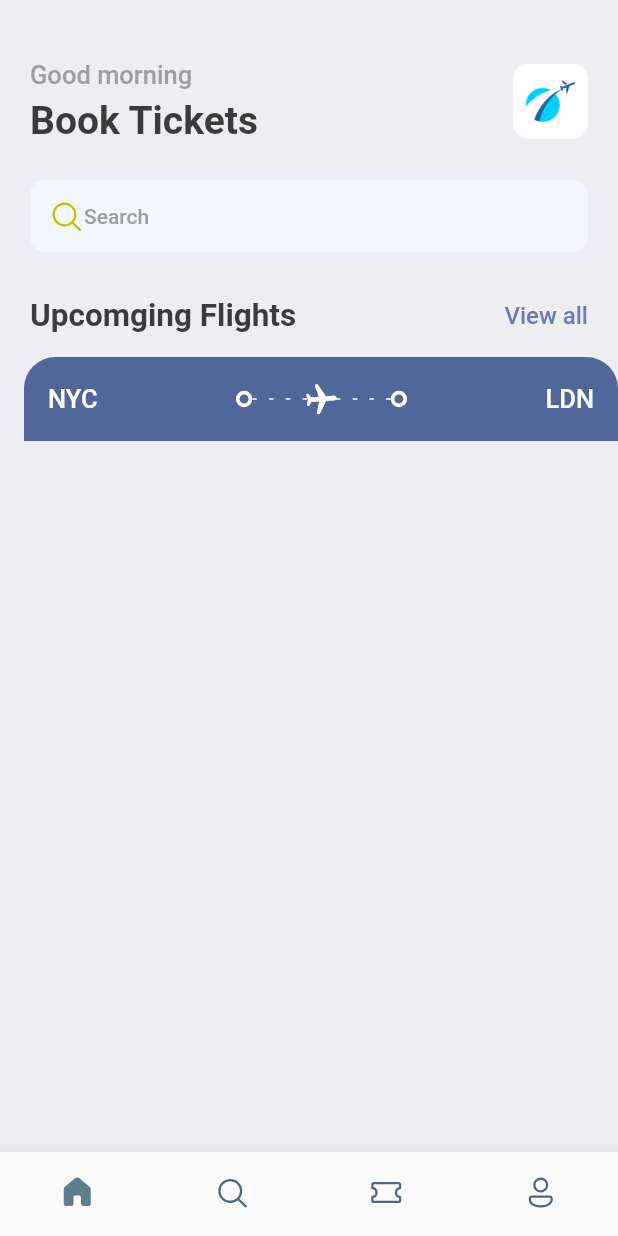
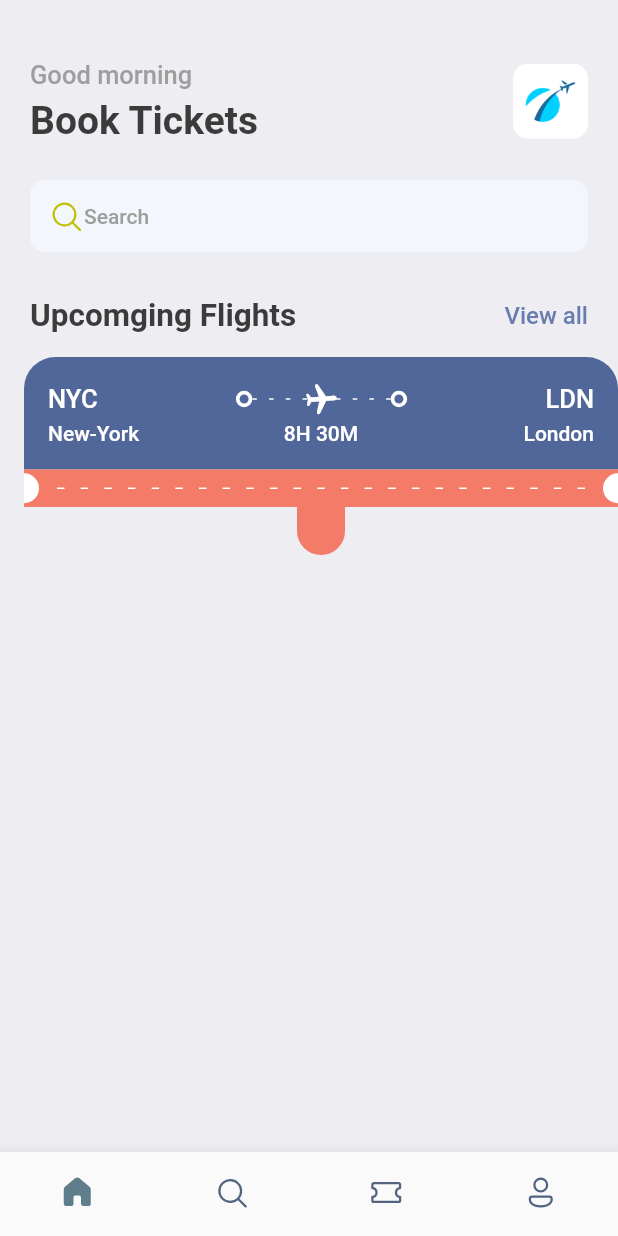
Before and after one commit to SJovis/Flutter-Learning, a Flutter app: the screen it shows after launch, on a phone screen of 412 x 824 dp. Run offline on Flutter 3.47's test engine with Material 2 defaults, Android fonts, the phone set to English and light mode, and no system bars; our stand-ins replace fluentui_icons, gap.

Commit message:
ticket middle part

```diff
--- a/lib/screens/ticket_view.dart
+++ b/lib/screens/ticket_view.dart
@@ -1,4 +1,5 @@
 import 'package:flutter/material.dart';
+import 'package:gap/gap.dart';
 import 'package:hello_world/widgets/thick_container.dart';
 import '../utils/app_layout.dart';
 import '../utils/app_styles.dart';
@@ -17,10 +18,11 @@ class TicketView extends StatelessWidget {
         margin: const EdgeInsets.only(left: 16),
         child: Column(
           children: [
+            //  BLUE PART OF TICKET
             Container(
-              decoration: const BoxDecoration(
-                color: Color(0xFF526799),
-                borderRadius: BorderRadius.only(
+              decoration: BoxDecoration(
+                color: Styles.blueColor,
+                borderRadius: const BorderRadius.only(
                   topLeft: Radius.circular(21),
                   topRight: Radius.circular(21),
                 ),
@@ -66,6 +68,7 @@ class TicketView extends StatelessWidget {
                                 },
                               ),
                             ),
+                            // AIRPLANE CENTERED ON THE STACK
                             Center(
                               child: Transform.rotate(
                                 angle: 1.5,
@@ -86,8 +89,112 @@ class TicketView extends StatelessWidget {
                             Styles.headlineStyle3.copyWith(color: Colors.white),
                       ),
                     ],
-                  )
+                  ),
+                  const Gap(3),
+                  Row(
+                    mainAxisAlignment: MainAxisAlignment.spaceBetween,
+                    children: [
+                      SizedBox(
+                        width: 100,
+                        child: Text(
+                          'New-York',
+                          style: Styles.headlineStyle4
+                              .copyWith(color: Colors.white),
+                        ),
+                      ),
+                      Text('8H 30M',
+                          style: Styles.headlineStyle4
+                              .copyWith(color: Colors.white)),
+                      SizedBox(
+                        width: 100,
+                        child: Text(
+                          'London',
+                          textAlign: TextAlign.end,
+                          style: Styles.headlineStyle4
+                              .copyWith(color: Colors.white),
+                        ),
+                      ),
+                    ],
+                  ),
                 ],
+              ),
+            ),
+            // MIDDLE PART OF TICKET
+            Container(
+              color: Styles.orangeColor,
+              child: Row(
+                // TICKET HOLES
+                children: [
+                  // LEFT HOLE
+                  const SizedBox(
+                    height: 20,
+                    width: 10,
+                    child: DecoratedBox(
+                      decoration: BoxDecoration(
+                        color: Colors.white,
+                        borderRadius: BorderRadius.only(
+                          topRight: Radius.circular(10),
+                          bottomRight: Radius.circular(10),
+                        ),
+                      ),
+                    ),
+                  ),
+                  // MIDLE CUTOUT
+                  Expanded(
+                    child: Padding(
+                      padding: const EdgeInsets.all(12),
+                      child: LayoutBuilder(
+                        builder:
+                            (BuildContext context, BoxConstraints constraints) {
+                          return Flex(
+                            direction: Axis.horizontal,
+                            mainAxisAlignment: MainAxisAlignment.spaceBetween,
+                            mainAxisSize: MainAxisSize.max,
+                            children: List.generate(
+                              (constraints.constrainWidth() / 15).floor(),
+                              (index) => const SizedBox(
+                                width: 5,
+                                height: 1,
+                                child: DecoratedBox(
+                                  decoration:
+                                      BoxDecoration(color: Colors.white),
+                                ),
+                              ),
+                            ),
+                          );
+                        },
+                      ),
+                    ),
+                  ),
+                  // RIGHT HOLE
+                  const SizedBox(
+                    height: 20,
+                    width: 10,
+                    child: DecoratedBox(
+                      decoration: BoxDecoration(
+                        color: Colors.white,
+                        borderRadius: BorderRadius.only(
+                          topLeft: Radius.circular(10),
+                          bottomLeft: Radius.circular(10),
+                        ),
+                      ),
+                    ),
+                  ),
+                ],
+              ),
+            ),
+            // ORANGE PART OF TICKET
+            Container(
+              decoration: BoxDecoration(
+                color: Styles.orangeColor,
+                borderRadius: const BorderRadius.only(
+                  bottomLeft: Radius.circular(21),
+                  bottomRight: Radius.circular(21),
+                ),
+              ),
+              padding: const EdgeInsets.all(16),
+              child: Column(
+                children: [],
               ),
             )
           ],
--- a/lib/utils/app_styles.dart
+++ b/lib/utils/app_styles.dart
@@ -6,7 +6,8 @@ class Styles {
   static Color primaryColor = primary;
   static Color textColor = const Color(0xFF3b3b3b);
   static Color bgColor = const Color(0xFFeeedf2);
-  static Color orangeColor = const Color(0xFF526799);
+  static Color orangeColor = const Color(0xFFF37B67);
+  static Color blueColor = const Color(0xFF526799);
   static TextStyle textStyle =
       TextStyle(fontSize: 16, color: textColor, fontWeight: FontWeight.w500);
   static TextStyle headlineStyle1 =
```
